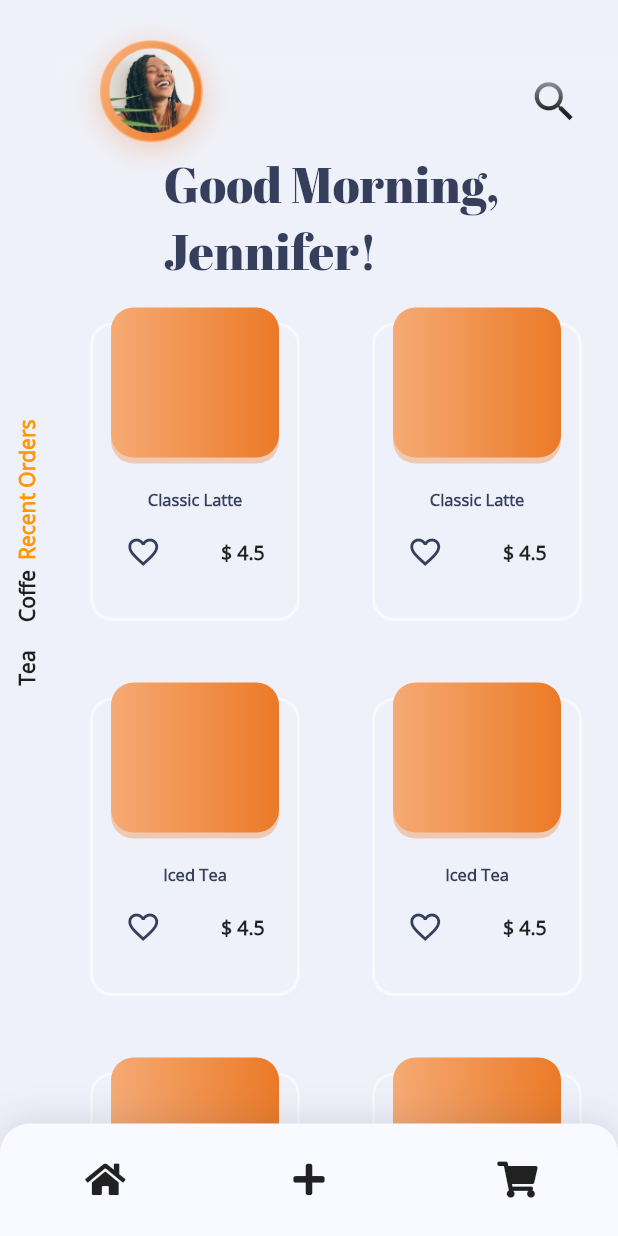
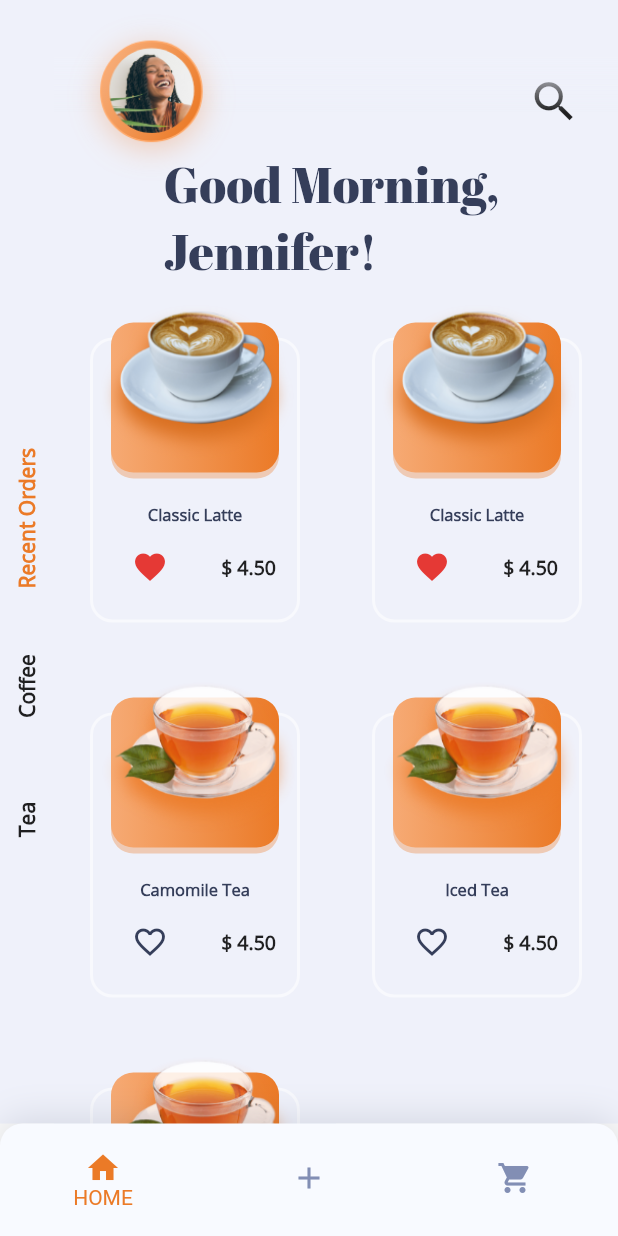
Before and after one commit to PauloRob8/Coffe-Shop-App, a Flutter app: the screen it shows after launch, on a phone screen of 412 x 824 dp. Run offline on Flutter 3.47's test engine with Material 2 defaults, Android fonts, the phone set to English and light mode, and no system bars; our stand-ins replace bloc, equatable, flutter_bloc, font_awesome_flutter.

Commit message:
Implementing page navigation

```diff
--- a/lib/main.dart
+++ b/lib/main.dart
@@ -1,5 +1,6 @@
 import 'package:CoffeShopApp/pages/home/bloc/home_bloc.dart';
 import 'package:CoffeShopApp/pages/home/home_page.dart';
+import 'package:CoffeShopApp/pages/initial_page.dart';
 import 'package:CoffeShopApp/repository/repository.dart';
 import 'package:flutter/material.dart';
 import 'package:flutter_bloc/flutter_bloc.dart';
@@ -18,10 +19,7 @@ class MyApp extends StatelessWidget {
         primarySwatch: Colors.blue,
         visualDensity: VisualDensity.adaptivePlatformDensity,
       ),
-      home: BlocProvider<HomeBloc>(
-        create: (context)=> HomeBloc(Repository())..add(AppStarted()),
-        child: HomePage(),
-        ),
+      home: InitialPage(),
     );
   }
 }
--- a/lib/models/item.dart
+++ b/lib/models/item.dart
@@ -6,17 +6,19 @@ class Item{
   String size;
   String flavor;
   String topping;
+  String image;
 
   Item({
-    this.name,this.favorite,this.price,this.flavor,this.size,this.topping,this.type
+    this.name,this.favorite,this.price,this.flavor,this.size,this.topping,this.type,this.image
   });
 
   factory Item.fromJson(Map<String,dynamic> json){
     return Item(
       name: json['name'],
       type: json['type'],
+      image: json['image'],
       price: double.parse(json['price']),
-      favorite: bool.fromEnvironment(json['favorite']),
+      favorite: json['favorite'] == "true" ? true : false,
       size: json['size'],
       flavor: json['flavor'],
       topping: json['topping'],
--- /dev/null
+++ b/lib/pages/AddToCart/add_to_cart_page.dart
@@ -0,0 +1,14 @@
+import 'package:flutter/material.dart';
+
+class AddToCart extends StatelessWidget {
+  @override
+  Widget build(BuildContext context) {
+    return Scaffold(
+      body: Center(
+        child: RaisedButton(onPressed: (){
+          Navigator.of(context).pop();
+        }),
+      ),
+    );
+  }
+}
--- /dev/null
+++ b/lib/pages/Cart/cart_page.dart
@@ -0,0 +1,12 @@
+import 'package:flutter/material.dart';
+
+class CartPage extends StatelessWidget {
+  @override
+  Widget build(BuildContext context) {
+    return Container(
+      child: Center(
+        child: Text("MEU LENÇOL DOBRADO"),
+      ),
+    );
+  }
+}
--- a/lib/pages/home/bloc/home_bloc.dart
+++ b/lib/pages/home/bloc/home_bloc.dart
@@ -10,7 +10,6 @@ part 'home_event.dart';
 part 'home_state.dart';
 
 class HomeBloc extends Bloc<HomeEvent, HomeState> {
-
   Item item1 = Item();
   Item item2 = Item();
   Item item3 = Item();
@@ -29,31 +28,52 @@ class HomeBloc extends Bloc<HomeEvent, HomeState> {
     HomeEvent event,
   ) async* {
     List<Item> allItens = await getItens();
-    if(event is AppStarted ){
+    List<Item> teaList = getTeaList(allItens);
+    List<Item> coffeeList =  getCoffeeList(allItens);
+
+    if (event is AppStarted) {
       this.add(ChangePageFilter(index: this.currentIndex));
     }
-    if(event is ChangePageFilter){
+    if (event is ChangePageFilter) {
       this.currentIndex = event.index;
       yield HomeFilterChanged(this.currentIndex);
       yield HomeLoading();
-      if(this.currentIndex == 2){
+      if (this.currentIndex == 2) {
         yield HomeAllItens(allItens);
       }
-      if(this.currentIndex == 1){
-        yield HomeFilteredByCoffe(allItens);
+      if (this.currentIndex == 1) {
+        yield HomeFilteredByCoffe(coffeeList);
       }
-      if(this.currentIndex== 0){
-        yield HomeFilteredByTea(allItens);
+      if (this.currentIndex == 0) {
+        yield HomeFilteredByTea(teaList);
       }
+    }
+    if (event is LikeItem){
+      yield ItemLiked(event.liked);
     }
   }
 
-  getItens(){
-   return this.repository.getallItens();
+  getItens() {
+    return this.repository.getallItens();
   }
 
-  filterTea(){
-
+  getCoffeeList(List<Item> allItens) {
+    List<Item> filteredList = [];
+    for (int i = 0; i < allItens.length; i++) {
+      if (allItens[i].type == "coffee") {
+        filteredList.add(allItens[i]);
+      }
+    }
+    return filteredList;
   }
 
+  getTeaList(List<Item> allItens) {
+    List<Item> filteredList = [];
+    for (int i = 0; i < allItens.length; i++) {
+      if (allItens[i].type == "tea") {
+        filteredList.add(allItens[i]);
+      }
+    }
+    return filteredList;
+  }
 }
--- a/lib/pages/home/bloc/home_event.dart
+++ b/lib/pages/home/bloc/home_event.dart
@@ -21,3 +21,13 @@ class ChangePageFilter extends HomeEvent{
   List<Object> get props => [index];
 
 }
+
+class LikeItem extends HomeEvent{
+  final bool liked;
+
+  LikeItem(this.liked);
+
+  @override
+  List<Object> get props => [liked];
+
+}
--- a/lib/pages/home/bloc/home_state.dart
+++ b/lib/pages/home/bloc/home_state.dart
@@ -52,3 +52,13 @@ class HomeFilteredByTea extends HomeState{
   List<Object> get props => [list];
 
 }
+
+class ItemLiked extends HomeState{
+  final bool liked;
+
+  ItemLiked(this.liked);
+
+  @override
+  List<Object> get props => [liked];
+
+}
--- a/lib/pages/home/home_page.dart
+++ b/lib/pages/home/home_page.dart
@@ -6,11 +6,9 @@ import 'package:flutter_bloc/flutter_bloc.dart';
 import 'package:font_awesome_flutter/font_awesome_flutter.dart';
 
 class HomePage extends StatelessWidget {
-  var selectedList = [false, false, true];
   @override
   Widget build(BuildContext context) {
     final HomeBloc homeBloc = BlocProvider.of<HomeBloc>(context);
-
     Size size = MediaQuery.of(context).size;
     return Scaffold(
       backgroundColor: Color(0xffeff1fa),
@@ -19,14 +17,15 @@ class HomePage extends StatelessWidget {
           children: [
             Padding(
               padding: const EdgeInsets.all(8.0),
-              child: sideNavOptionsBar(size, selectedList, homeBloc),
+              child: sideNavOptionsBar(size, homeBloc),
             ),
             Expanded(
               child: Container(
                 height: MediaQuery.of(context).size.height,
                 child: Stack(
                   children: <Widget>[
-                    ListView(
+                    CupertinoScrollbar(
+                      child: ListView(
                         padding: EdgeInsets.only(top: 50),
                         children: [
                           Container(
@@ -58,25 +57,48 @@ class HomePage extends StatelessWidget {
                               builder: (context, state) {
                                 if (state is HomeAllItens) {
                                   return GridView.count(
-                                  padding: EdgeInsets.only(top: 10),
+                                    padding: EdgeInsets.only(top: 20),
                                     shrinkWrap: true,
                                     physics: NeverScrollableScrollPhysics(),
                                     mainAxisSpacing: 15,
                                     crossAxisCount: 2,
                                     childAspectRatio: 0.8,
-                                  children:
-                                      List.generate(state.list.length, (index) {
+                                    children: List.generate(state.list.length,
+                                        (index) {
                                       return coffeShopItem(state.list[index]);
                                     }),
                                   );
                                 } else if (state is HomeFilteredByCoffe) {
-                                return Center(child: Text("Coffee"));
+                                  return GridView.count(
+                                    padding: EdgeInsets.only(top: 20),
+                                    shrinkWrap: true,
+                                    physics: NeverScrollableScrollPhysics(),
+                                    mainAxisSpacing: 15,
+                                    crossAxisCount: 2,
+                                    childAspectRatio: 0.8,
+                                    children: List.generate(state.list.length,
+                                        (index) {
+                                      return coffeShopItem(state.list[index]);
+                                    }),
+                                  );
                                 } else if (state is HomeFilteredByTea) {
-                                return Center(child: Text("Tea"));
+                                  return GridView.count(
+                                    padding: EdgeInsets.only(top: 20),
+                                    shrinkWrap: true,
+                                    physics: NeverScrollableScrollPhysics(),
+                                    mainAxisSpacing: 15,
+                                    crossAxisCount: 2,
+                                    childAspectRatio: 0.8,
+                                    children: List.generate(state.list.length,
+                                        (index) {
+                                      return coffeShopItem(state.list[index]);
+                                    }),
+                                  );
                                 }
                                 return Container();
                               }),
                         ],
+                      ),
                     ),
                     ShaderMask(
                       shaderCallback: (Rect bounds) {
@@ -110,80 +132,74 @@ class HomePage extends StatelessWidget {
           ],
         ),
       ),
-      bottomNavigationBar: Container(
-          height: 75,
-          decoration: BoxDecoration(
-              color: Color(0xfff8faff),
-              boxShadow: [
-                BoxShadow(
-                    color: Color(0x26353e5a),
-                    offset: Offset(0, -3),
-                    blurRadius: 20,
-                    spreadRadius: 0)
-              ],
-              borderRadius: BorderRadius.only(
-                topLeft: Radius.circular(20),
-                topRight: Radius.circular(20),
-              )),
-          child: Row(
-            mainAxisSize: MainAxisSize.min,
-            mainAxisAlignment: MainAxisAlignment.spaceAround,
-            children: <Widget>[
-              IconButton(
-                  icon: Icon(
-                    FontAwesomeIcons.home,
-                  ),
-                  onPressed: () {}),
-              IconButton(icon: Icon(FontAwesomeIcons.plus), onPressed: () {}),
-              IconButton(
-                  icon: Icon(FontAwesomeIcons.shoppingCart), onPressed: () {})
-            ],
-          )),
     );
   }
 
-  Widget sideNavOptionsBar(
-      Size size, List<bool> selectedList, HomeBloc homeBloc) {
+  Widget sideNavOptionsBar(Size size, HomeBloc homeBloc) {
     return RotatedBox(
       quarterTurns: -1,
       child: Container(
+        margin: EdgeInsets.only(right: 120),
         height: 20,
-        child: BlocBuilder<HomeBloc,HomeState>(
+        child: BlocBuilder<HomeBloc, HomeState>(
             bloc: homeBloc,
-          builder:(context,state) => ToggleButtons(
+            builder: (context, state) {
+              if (state is HomeAllItens) {
+                return filterButtons([false, false, true], homeBloc);
+              } else if (state is HomeFilteredByCoffe) {
+                return filterButtons([false, true, false], homeBloc);
+              } else if (state is HomeFilteredByTea) {
+                return filterButtons([true, false, false], homeBloc);
+              }
+              return Container();
+            }),
+      ),
+    );
+  }
+
+  Widget filterButtons(List<bool> selectedList, HomeBloc bloc) {
+    return ToggleButtons(
       fillColor: Colors.transparent,
-            selectedColor: Colors.orange,
+      selectedColor: Color(0xffeb7a27),
+      disabledColor: Color(0xff828eb4),
       renderBorder: false,
       isSelected: selectedList,
       onPressed: (int index) {
-              homeBloc.add(ChangePageFilter(index: index));
+        bloc.add(ChangePageFilter(index: index));
       },
       children: <Widget>[
-              Text("Tea",
+        Container(
+          alignment: AlignmentDirectional.centerStart,
+          child: Text("Tea",
               style: TextStyle(
                 fontFamily: 'OpenSans',
                 fontSize: 14,
                 fontWeight: FontWeight.w600,
                 fontStyle: FontStyle.normal,
               )),
-              Text("Coffe",
+        ),
+        Container(
+          width: 130,
+          alignment: AlignmentDirectional.topCenter,
+          child: Text("Coffee",
               style: TextStyle(
                 fontFamily: 'OpenSans',
                 fontSize: 14,
                 fontWeight: FontWeight.w600,
                 fontStyle: FontStyle.normal,
               )),
-              Text("Recent Orders",
+        ),
+        Container(
+          alignment: AlignmentDirectional.centerEnd,
+          child: Text("Recent Orders",
               style: TextStyle(
                 fontFamily: 'OpenSans',
                 fontSize: 14,
                 fontWeight: FontWeight.w600,
                 fontStyle: FontStyle.normal,
               )),
+        ),
       ],
-          ),
-        ),
-      ),
     );
   }
 
@@ -198,7 +214,7 @@ class HomePage extends StatelessWidget {
             children: <Widget>[
               Container(
                 width: 140,
-                height: 199,
+                height: 190,
                 decoration: BoxDecoration(
                   borderRadius: BorderRadius.circular(15),
                   border: Border.all(color: Colors.white54, width: 2),
@@ -245,14 +261,26 @@ class HomePage extends StatelessWidget {
                           fontFamily: 'OpenSans'),
                     ),
                     Container(
-                      width: 125,
+                      width: 140,
                       child: ListTile(
-                        leading: Icon(
-                          Icons.favorite_border,
+                        leading: item.favorite == false
+                            ? IconButton(
+                                highlightColor: Colors.red,
+                                icon: Icon(Icons.favorite_border),
+                                onPressed: () {
+                                  print(item.favorite);
+                                },
                                 color: Color(0xff353e5a),
+                              )
+                            : IconButton(
+                                icon: Icon(Icons.favorite),
+                                onPressed: () {
+                                  print(item.favorite);
+                                },
+                                color: Colors.red[600],
                               ),
                         trailing: Text(
-                          "\$ " + "${item.price}",
+                          "\$ " + "${item.price.toStringAsFixed(2)}",
                           style: TextStyle(
                               fontFamily: 'OpenSans',
                               fontSize: 13,
@@ -263,6 +291,14 @@ class HomePage extends StatelessWidget {
                   ],
                 ),
               ),
+              Positioned(
+                top: -50,
+                child: Container(
+                  width: 160,
+                  height: 160,
+                  child: Image.asset(item.image),
+                ),
+              ),
             ],
           )),
     );
--- /dev/null
+++ b/lib/pages/initial_page.dart
@@ -0,0 +1,111 @@
+import 'package:CoffeShopApp/pages/AddToCart/add_to_cart_page.dart';
+import 'package:CoffeShopApp/pages/Cart/cart_page.dart';
+import 'package:CoffeShopApp/repository/repository.dart';
+import 'package:flutter/cupertino.dart';
+import 'package:flutter/material.dart';
+import 'package:flutter_bloc/flutter_bloc.dart';
+
+import 'home/bloc/home_bloc.dart';
+import 'home/home_page.dart';
+
+class InitialPage extends StatefulWidget {
+  @override
+  _InitialPageState createState() => _InitialPageState();
+}
+
+class _InitialPageState extends State<InitialPage> {
+  PageController pageController;
+  int index = 0;
+
+  @override
+  void initState() {
+    super.initState();
+    pageController = PageController();
+  }
+
+  @override
+  void dispose() {
+    super.dispose();
+    pageController.dispose();
+  }
+
+  @override
+  Widget build(BuildContext context) {
+    return Scaffold(
+      bottomNavigationBar: Container(
+        height: 75,
+        decoration: BoxDecoration(
+            color: Color(0xfff8faff),
+            boxShadow: [
+              BoxShadow(
+                  color: Color(0x26353e5a),
+                  offset: Offset(0, -3),
+                  blurRadius: 20,
+                  spreadRadius: 0)
+            ],
+            borderRadius: BorderRadius.only(
+              topLeft: Radius.circular(15),
+              topRight: Radius.circular(15),
+            )),
+        child: BottomNavigationBar(
+          currentIndex: index,
+          selectedItemColor: Color(0xffeb7a27),
+          unselectedItemColor: Color(0xff828eb4),
+          backgroundColor: Colors.transparent,
+          elevation: 0,
+          showUnselectedLabels: false,
+          items: <BottomNavigationBarItem>[
+            BottomNavigationBarItem(
+                icon: Icon(Icons.home),
+                title: Text(
+                  "HOME",
+                  style: TextStyle(
+                    fontFamily: 'OpenSans',
+                    fontSize: 10,
+                    fontWeight: FontWeight.w600,
+                    fontStyle: FontStyle.normal,
+                  ),
+                )),
+            BottomNavigationBarItem(title: Text("Add"), icon: Icon(Icons.add)),
+            BottomNavigationBarItem(
+                title: Text(
+                  "CART",
+                  style: TextStyle(
+                    fontFamily: 'OpenSans',
+                    fontSize: 10,
+                    fontWeight: FontWeight.w600,
+                    fontStyle: FontStyle.normal,
+                  ),
+                ),
+                icon: Icon(Icons.shopping_cart)),
+          ],
+          onTap: (index) {
+            if (index == 1) {
+              Navigator.of(context)
+                  .push(MaterialPageRoute(builder: (context) => AddToCart()));
+            } else {
+              setState(() {
+                this.index = index;
+              });
+              pageController.animateToPage(index,
+                  duration: Duration(milliseconds: 400), curve: Curves.linear);
+            }
+          },
+        ),
+      ),
+      body: SafeArea(
+        child: PageView(
+          physics: NeverScrollableScrollPhysics(),
+          controller: pageController,
+          children: <Widget>[
+            BlocProvider<HomeBloc>(
+              create: (context) => HomeBloc(Repository())..add(AppStarted()),
+              child: HomePage(),
+            ),
+            CartPage(),
+          ],
+        ),
+      ),
+    );
+  }
+}
--- a/pubspec.yaml
+++ b/pubspec.yaml
@@ -33,6 +33,8 @@ flutter:
     - lib/assets/drawable-hdpi/Profile pic.png
     - lib/assets/drawable-hdpi/Profile pic.jpg
     - lib/repository/itens_repository.json
+    - lib/assets/drawable-hdpi/coffe_cup.png
+    - lib/assets/drawable-hdpi/tea_cup.png
 
   fonts:
     - family: AbrilFatFace
```
Also changed, not shown: lib/repository/itens_repository.json (+9 -23 lines), tests/widgets_tests/home_page_widgets_test.dart (+3 -1 lines), lib/assets/drawable-hdpi/tea_cup.png (added), lib/assets/drawable-mdpi/580b57fcd9996e24bc43c1fe.png (added), lib/assets/drawable-xhdpi/580b57fcd9996e24bc43c1fe.png (added), lib/assets/drawable-xxhdpi/580b57fcd9996e24bc43c1fe.png (added), lib/assets/drawable-xxxhdpi/580b57fcd9996e24bc43c1fe.png (added). Lines whose indentation alone changed are shown as unchanged.
